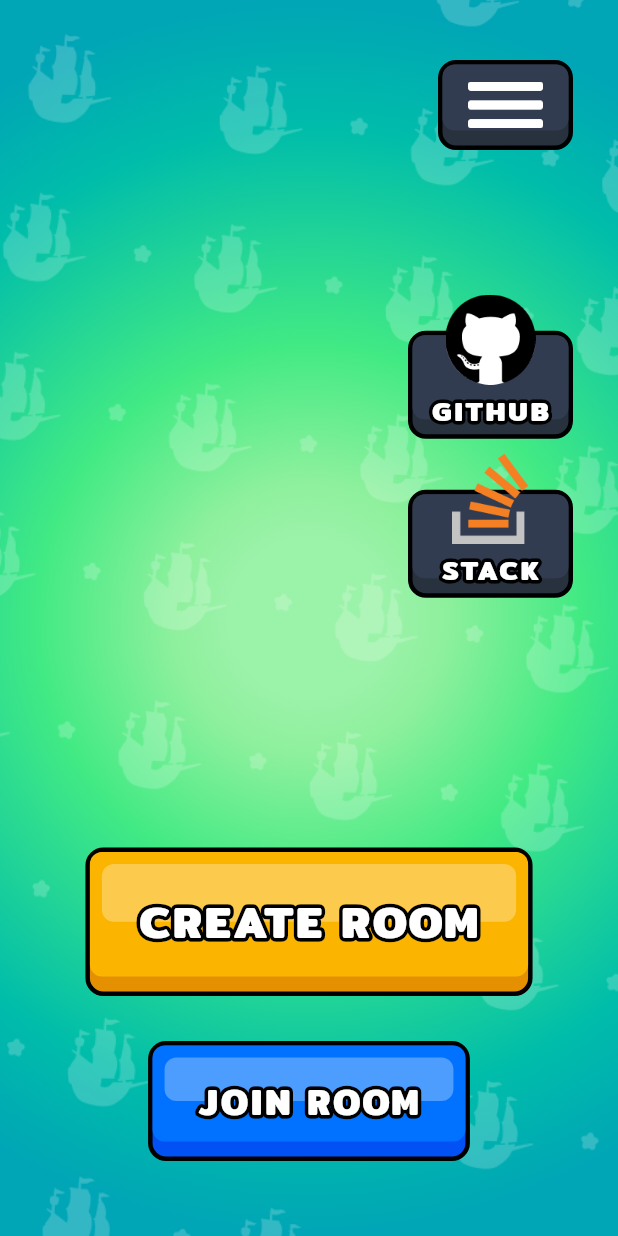
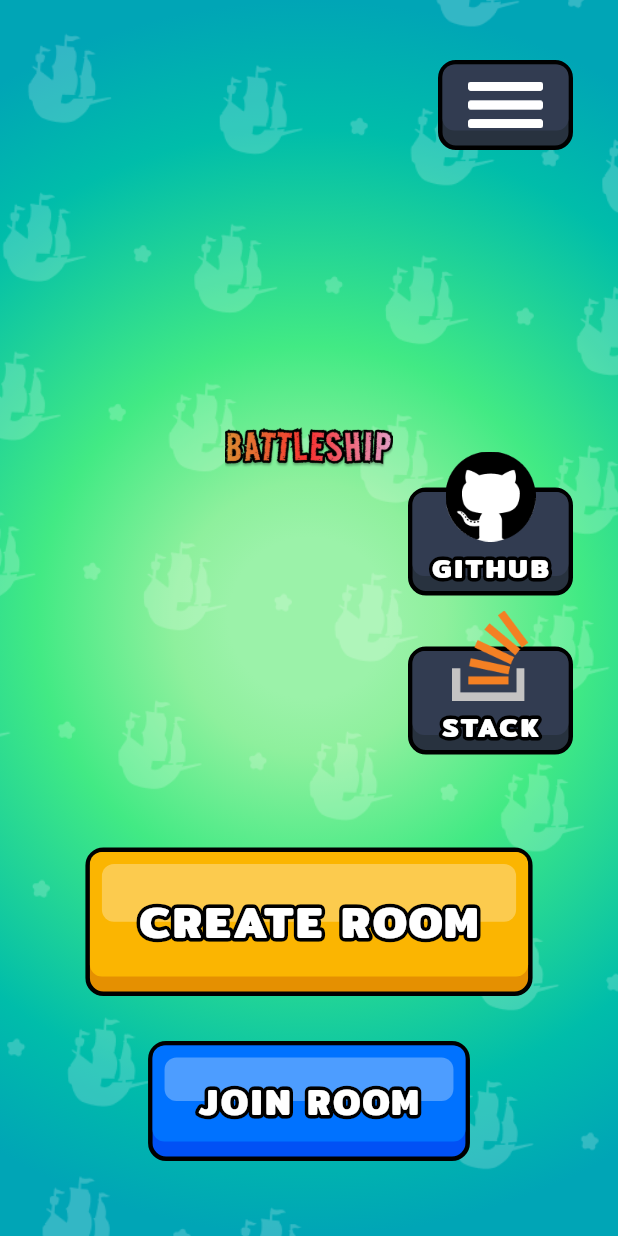
Before and after one commit to xuuanthuc/The-Warship-simple-game, a Flutter app: the screen it shows after launch, on a phone screen of 412 x 824 dp. Run offline on Flutter 3.47's test engine with Material 3 defaults, Android fonts, the phone set to English and light mode, and no system bars; our stand-ins replace bloc, cloud_firestore, connectivity_plus, dio, equatable, firebase_core and 5 more; missing offline and left inert: flame, flame_bloc; accounts and stored records are empty; generated files the repository leaves out were written again.

Commit message:
update UI

```diff
--- a/lib/src/screens/game_clients/lobby_screen.dart
+++ b/lib/src/screens/game_clients/lobby_screen.dart
@@ -42,11 +42,60 @@ class LobbyScreen extends StatelessWidget {
           appToast(context, message: "No connection");
         }
       },
-      child: Column(
+      child: Stack(
+        children: [
+          Column(
             mainAxisAlignment: MainAxisAlignment.center,
             crossAxisAlignment: CrossAxisAlignment.center,
             children: [
-          const Spacer(),
+              Expanded(
+                child: Center(
+                  child: Container(
+                    padding: EdgeInsets.symmetric(horizontal: 120),
+                    child: Image.asset(AppImages.logo),
+                  ),
+                ),
+              ),
+              PrimaryButton.primary(
+                onPressed: () {
+                  final connectionResult =
+                      context.read<ConnectivityBloc>().state.result;
+                  if (connectionResult == ConnectivityResult.wifi ||
+                      connectionResult == ConnectivityResult.mobile) {
+                    final player = OwnerPlayer(
+                      id: const Uuid().v4(),
+                      createdAt: Timestamp.now(),
+                      updatedAt: Timestamp.now(),
+                      connectivityResult: connectionResult,
+                      ready: false,
+                    );
+                    context.read<GameClientCubit>().createNewRoom(
+                          player: player,
+                          status: GameStatus.init,
+                        );
+                  }
+                },
+                text: "CREATE ROOM",
+                fontSize: 30,
+                padding:
+                    const EdgeInsets.symmetric(vertical: 25, horizontal: 32),
+              ),
+              const SizedBox(height: 30),
+              PrimaryButton.secondary(
+                onPressed: () => _enterRoomCodeDialog(context),
+                text: "JOIN ROOM",
+                fontSize: 24,
+                padding: const EdgeInsets.symmetric(
+                  vertical: 20,
+                  horizontal: 30,
+                ),
+              ),
+            ],
+          ),
+          Center(
+            child: Column(
+              mainAxisAlignment: MainAxisAlignment.center,
+              children: [
                 Align(
                   alignment: Alignment.centerRight,
                   child: SecondaryButton(
@@ -68,40 +117,9 @@ class LobbyScreen extends StatelessWidget {
                     icon: AppImages.stackOverflow,
                   ),
                 ),
-          const Spacer(),
-          PrimaryButton.primary(
-            onPressed: () {
-              final connectionResult =
-                  context.read<ConnectivityBloc>().state.result;
-              if (connectionResult == ConnectivityResult.wifi ||
-                  connectionResult == ConnectivityResult.mobile) {
-                final player = OwnerPlayer(
-                  id: const Uuid().v4(),
-                  createdAt: Timestamp.now(),
-                  updatedAt: Timestamp.now(),
-                  connectivityResult: connectionResult,
-                  ready: false,
-                );
-                context.read<GameClientCubit>().createNewRoom(
-                      player: player,
-                      status: GameStatus.init,
-                    );
-              }
-            },
-            text: "CREATE ROOM",
-            fontSize: 30,
-            padding: const EdgeInsets.symmetric(vertical: 25, horizontal: 32),
+              ],
             ),
-          const SizedBox(height: 30),
-          PrimaryButton.secondary(
-            onPressed: () => _enterRoomCodeDialog(context),
-            text: "JOIN ROOM",
-            fontSize: 24,
-            padding: const EdgeInsets.symmetric(
-              vertical: 20,
-              horizontal: 30,
-            ),
-          ),
+          )
         ],
       ),
     );
--- a/lib/src/style/app_images.dart
+++ b/lib/src/style/app_images.dart
@@ -15,6 +15,7 @@ abstract class AppImages {
   static const String close = "assets/images/close.png";
   static const String copy = "assets/images/copy.png";
   static const String connect = "assets/images/connect.png";
+  static const String logo = "assets/images/logo.png";
   //type A
   static const String previewA = "battleships/type_a_preview.png";
   static const String mediumShipA = "battleships/medium_ship_a.png";
```
Also changed, not shown: lib/src/screens/splash/splash_screen.dart (+14 -6 lines), assets/images/logo.png (added). Lines whose indentation alone changed are shown as unchanged.
